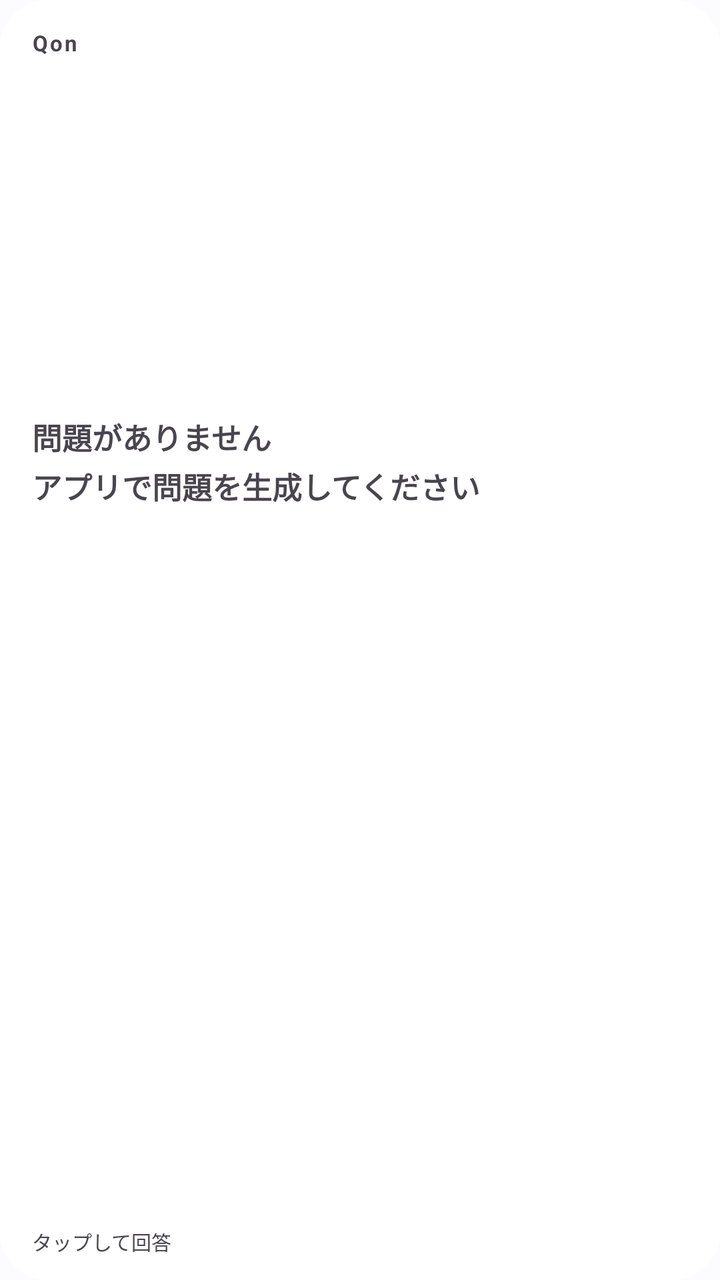
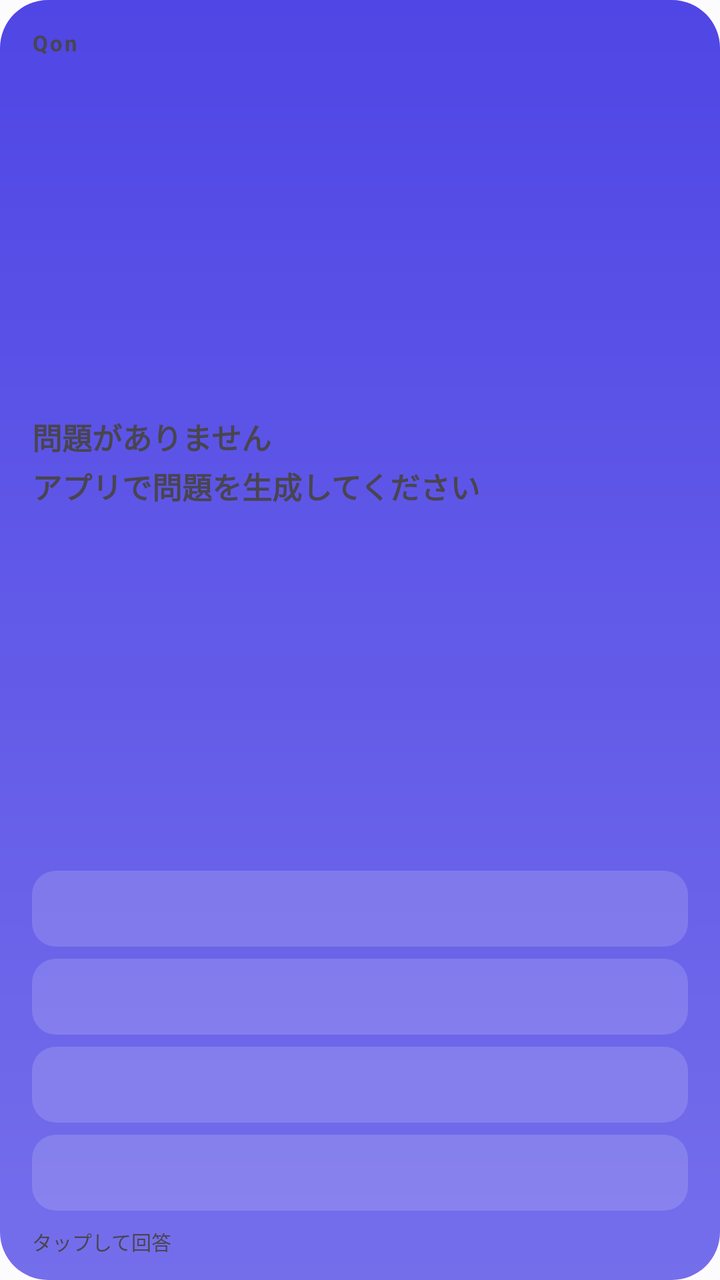

The first picture is an Android layout as it rendered before a commit; the second is the same layout after the commit. The layout source and the unified diff follow.
<!-- AndroidManifest.xml: application theme Theme.AiLearning -->
<!-- res/layout/widget_quiz.xml -->
<?xml version="1.0" encoding="utf-8"?>
<FrameLayout xmlns:android="http://schemas.android.com/apk/res/android"
    android:layout_width="match_parent"
    android:layout_height="match_parent"
    android:padding="0dp">

    
    <ImageView
        android:id="@+id/widget_bg_base"
        android:layout_width="match_parent"
        android:layout_height="match_parent"
        android:scaleType="fitXY"
        android:src="@drawable/widget_bg_card"
        android:contentDescription="@null" />

    
    <ImageView
        android:id="@+id/widget_bg_overlay"
        android:layout_width="match_parent"
        android:layout_height="match_parent"
        android:scaleType="fitXY"
        android:src="@drawable/widget_bg_card_gradient"
        android:contentDescription="@null" />

    <LinearLayout
        android:layout_width="match_parent"
        android:layout_height="match_parent"
        android:orientation="vertical"
        android:paddingStart="16dp"
        android:paddingEnd="16dp"
        android:paddingTop="14dp"
        android:paddingBottom="12dp">

        
        <LinearLayout
            android:layout_width="match_parent"
            android:layout_height="wrap_content"
            android:orientation="horizontal"
            android:gravity="center_vertical">

            <TextView
                android:id="@+id/tv_badge"
                android:layout_width="0dp"
                android:layout_height="wrap_content"
                android:layout_weight="1"
                android:text="Qon"
                android:textSize="11sp"
                android:textStyle="bold"
                android:letterSpacing="0.08"
                android:maxLines="1"
                android:ellipsize="end" />

            <TextView
                android:id="@+id/tv_updated"
                android:layout_width="wrap_content"
                android:layout_height="wrap_content"
                android:textSize="10sp"
                android:maxLines="1" />
        </LinearLayout>

        
        <TextView
            android:id="@+id/tv_question"
            android:layout_width="match_parent"
            android:layout_height="0dp"
            android:layout_weight="1"
            android:layout_marginTop="8dp"
            android:text="@string/widget_no_questions"
            android:textSize="15sp"
            android:textStyle="bold"
            android:lineSpacingExtra="3sp"
            android:gravity="center_vertical"
            android:maxLines="5"
            android:ellipsize="end" />

        
        <LinearLayout
            android:id="@+id/options_container"
            android:layout_width="match_parent"
            android:layout_height="wrap_content"
            android:layout_marginTop="10dp"
            android:orientation="vertical">

            <LinearLayout
                android:id="@+id/option_row_a"
                android:layout_width="match_parent"
                android:layout_height="wrap_content"
                android:minHeight="38dp"
                android:orientation="horizontal"
                android:gravity="center_vertical"
                android:background="@drawable/widget_option_row"
                android:paddingStart="10dp"
                android:paddingEnd="10dp">

                <View
                    android:id="@+id/option_bar_a"
                    android:layout_width="3dp"
                    android:layout_height="16dp" />

                <TextView
                    android:id="@+id/option_text_a"
                    android:layout_width="0dp"
                    android:layout_height="wrap_content"
                    android:layout_weight="1"
                    android:layout_marginStart="9dp"
                    android:textSize="13sp"
                    android:maxLines="2"
                    android:ellipsize="end" />
            </LinearLayout>

            <LinearLayout
                android:id="@+id/option_row_b"
                android:layout_width="match_parent"
                android:layout_height="wrap_content"
                android:layout_marginTop="6dp"
                android:minHeight="38dp"
                android:orientation="horizontal"
                android:gravity="center_vertical"
                android:background="@drawable/widget_option_row"
                android:paddingStart="10dp"
                android:paddingEnd="10dp">

                <View
                    android:id="@+id/option_bar_b"
                    android:layout_width="3dp"
                    android:layout_height="16dp" />

                <TextView
                    android:id="@+id/option_text_b"
                    android:layout_width="0dp"
                    android:layout_height="wrap_content"
                    android:layout_weight="1"
                    android:layout_marginStart="9dp"
                    android:textSize="13sp"
                    android:maxLines="2"
                    android:ellipsize="end" />
            </LinearLayout>

            <LinearLayout
                android:id="@+id/option_row_c"
                android:layout_width="match_parent"
                android:layout_height="wrap_content"
                android:layout_marginTop="6dp"
                android:minHeight="38dp"
                android:orientation="horizontal"
                android:gravity="center_vertical"
                android:background="@drawable/widget_option_row"
                android:paddingStart="10dp"
                android:paddingEnd="10dp">

                <View
                    android:id="@+id/option_bar_c"
                    android:layout_width="3dp"
                    android:layout_height="16dp" />

                <TextView
                    android:id="@+id/option_text_c"
                    android:layout_width="0dp"
                    android:layout_height="wrap_content"
                    android:layout_weight="1"
                    android:layout_marginStart="9dp"
                    android:textSize="13sp"
                    android:maxLines="2"
                    android:ellipsize="end" />
            </LinearLayout>

            <LinearLayout
                android:id="@+id/option_row_d"
                android:layout_width="match_parent"
                android:layout_height="wrap_content"
                android:layout_marginTop="6dp"
                android:minHeight="38dp"
                android:orientation="horizontal"
                android:gravity="center_vertical"
                android:background="@drawable/widget_option_row"
                android:paddingStart="10dp"
                android:paddingEnd="10dp">

                <View
                    android:id="@+id/option_bar_d"
                    android:layout_width="3dp"
                    android:layout_height="16dp" />

                <TextView
                    android:id="@+id/option_text_d"
                    android:layout_width="0dp"
                    android:layout_height="wrap_content"
                    android:layout_weight="1"
                    android:layout_marginStart="9dp"
                    android:textSize="13sp"
                    android:maxLines="2"
                    android:ellipsize="end" />
            </LinearLayout>
        </LinearLayout>

        
        <LinearLayout
            android:id="@+id/result_container"
            android:layout_width="match_parent"
            android:layout_height="wrap_content"
            android:layout_marginTop="10dp"
            android:orientation="vertical"
            android:visibility="gone">

            <TextView
                android:id="@+id/tv_result"
                android:layout_width="wrap_content"
                android:layout_height="wrap_content"
                android:textSize="16sp"
                android:textStyle="bold" />

            <TextView
                android:id="@+id/tv_explanation"
                android:layout_width="match_parent"
                android:layout_height="wrap_content"
                android:layout_marginTop="4dp"
                android:textSize="12sp"
                android:lineSpacingExtra="2sp"
                android:maxLines="3"
                android:ellipsize="end" />
        </LinearLayout>

        
        <LinearLayout
            android:layout_width="match_parent"
            android:layout_height="wrap_content"
            android:layout_marginTop="8dp"
            android:orientation="horizontal"
            android:gravity="center_vertical">

            <TextView
                android:id="@+id/tv_hint"
                android:layout_width="0dp"
                android:layout_height="wrap_content"
                android:layout_weight="1"
                android:text="@string/widget_tap_to_answer"
                android:textSize="10sp"
                android:maxLines="1"
                android:ellipsize="end" />

            <TextView
                android:id="@+id/btn_next"
                android:layout_width="wrap_content"
                android:layout_height="wrap_content"
                android:paddingStart="10dp"
                android:paddingEnd="4dp"
                android:paddingTop="6dp"
                android:paddingBottom="6dp"
                android:text="@string/next_question"
                android:textSize="13sp"
                android:textStyle="bold"
                android:visibility="gone" />
        </LinearLayout>
    </LinearLayout>
</FrameLayout>
<!-- resources referenced by this layout -->
<resources>
  <!-- drawable widget_bg_card (drawable) -->
  <?xml version="1.0" encoding="utf-8"?>
  <shape xmlns:android="http://schemas.android.com/apk/res/android" android:shape="rectangle">
      <corners android:radius="24dp" />
      <solid android:color="#FFFFFF" />
  </shape>
  <!-- drawable widget_bg_card_gradient (drawable) -->
  <?xml version="1.0" encoding="utf-8"?>
  <shape xmlns:android="http://schemas.android.com/apk/res/android" android:shape="rectangle">
      <corners android:radius="24dp" />
      <gradient
          android:angle="270"
          android:startColor="#FFFFFFFF"
          android:endColor="#00FFFFFF" />
  </shape>
  <!-- drawable widget_option_row (drawable) -->
  <?xml version="1.0" encoding="utf-8"?>
  <shape xmlns:android="http://schemas.android.com/apk/res/android" android:shape="rectangle">
      <corners android:radius="12dp" />
      <solid android:color="#26FFFFFF" />
  </shape>
  <string name="next_question">次の問題へ</string>
  <string name="widget_no_questions">問題がありません\nアプリで問題を生成してください</string>
  <string name="widget_tap_to_answer">タップして回答</string>
  <color name="md_sys_color_primary">#3B5BDB</color>
  <color name="md_sys_color_primary_container">#D6E4FF</color>
  <color name="md_sys_color_on_primary">#FFFFFF</color>
  <color name="md_sys_color_secondary">#6C4EDC</color>
  <color name="md_sys_color_secondary_container">#E8E0FF</color>
  <color name="md_sys_color_on_secondary">#FFFFFF</color>
  <color name="md_sys_color_tertiary">#006C68</color>
  <color name="md_sys_color_on_tertiary">#FFFFFF</color>
  <color name="md_sys_color_tertiary_container">#9CF0EB</color>
  <color name="md_sys_color_on_tertiary_container">#00211F</color>
  <color name="md_sys_color_error">#BA1A1A</color>
  <color name="md_sys_color_error_container">#FFDAD6</color>
  <color name="md_sys_color_on_error">#FFFFFF</color>
  <color name="md_sys_color_on_error_container">#410002</color>
  <color name="md_sys_color_background">#FCFCFF</color>
  <color name="md_sys_color_surface">#FCFCFF</color>
  <color name="md_sys_color_on_surface">#191C1D</color>
  <color name="md_sys_color_surface_variant">#E0E2EC</color>
  <color name="md_sys_color_on_surface_variant">#44474E</color>
  <color name="md_sys_color_outline">#73777F</color>
  <color name="md_sys_color_outline_variant">#C3C7CE</color>
  <!-- unchanged entries left out for length: 1 -->
</resources>

<!-- the commit's change to res/layout/widget_quiz.xml (unified diff, before → after) -->
@@ -1,25 +1,17 @@
 <?xml version="1.0" encoding="utf-8"?>
 <FrameLayout xmlns:android="http://schemas.android.com/apk/res/android"
+    android:id="@+id/widget_root"
     android:layout_width="match_parent"
     android:layout_height="match_parent"
     android:padding="0dp">
 
     
     <ImageView
-        android:id="@+id/widget_bg_base"
+        android:id="@+id/widget_bg"
         android:layout_width="match_parent"
         android:layout_height="match_parent"
         android:scaleType="fitXY"
-        android:src="@drawable/widget_bg_card"
-        android:contentDescription="@null" />
-
-    
-    <ImageView
-        android:id="@+id/widget_bg_overlay"
-        android:layout_width="match_parent"
-        android:layout_height="match_parent"
-        android:scaleType="fitXY"
-        android:src="@drawable/widget_bg_card_gradient"
+        android:src="@drawable/widget_bg_indigo"
         android:contentDescription="@null" />
 
     <LinearLayout
@@ -92,10 +84,11 @@
                 android:paddingStart="10dp"
                 android:paddingEnd="10dp">
 
-                <View
+                <ImageView
                     android:id="@+id/option_bar_a"
                     android:layout_width="3dp"
-                    android:layout_height="16dp" />
+                    android:layout_height="16dp"
+                    android:contentDescription="@null" />
 
                 <TextView
                     android:id="@+id/option_text_a"
@@ -120,10 +113,11 @@
                 android:paddingStart="10dp"
                 android:paddingEnd="10dp">
 
-                <View
+                <ImageView
                     android:id="@+id/option_bar_b"
                     android:layout_width="3dp"
-                    android:layout_height="16dp" />
+                    android:layout_height="16dp"
+                    android:contentDescription="@null" />
 
                 <TextView
                     android:id="@+id/option_text_b"
@@ -148,10 +142,11 @@
                 android:paddingStart="10dp"
                 android:paddingEnd="10dp">
 
-                <View
+                <ImageView
                     android:id="@+id/option_bar_c"
                     android:layout_width="3dp"
-                    android:layout_height="16dp" />
+                    android:layout_height="16dp"
+                    android:contentDescription="@null" />
 
                 <TextView
                     android:id="@+id/option_text_c"
@@ -176,10 +171,11 @@
                 android:paddingStart="10dp"
                 android:paddingEnd="10dp">
 
-                <View
+                <ImageView
                     android:id="@+id/option_bar_d"
                     android:layout_width="3dp"
-                    android:layout_height="16dp" />
+                    android:layout_height="16dp"
+                    android:contentDescription="@null" />
 
                 <TextView
                     android:id="@+id/option_text_d"
<!-- resource entries referenced after the edit -->
@@ -1,19 +1,13 @@
 <!-- resources referenced by this layout -->
 <resources>
-  <!-- drawable widget_bg_card (drawable) -->
-  <?xml version="1.0" encoding="utf-8"?>
-  <shape xmlns:android="http://schemas.android.com/apk/res/android" android:shape="rectangle">
-      <corners android:radius="24dp" />
-      <solid android:color="#FFFFFF" />
-  </shape>
-  <!-- drawable widget_bg_card_gradient (drawable) -->
+  <!-- drawable widget_bg_indigo (drawable) -->
   <?xml version="1.0" encoding="utf-8"?>
   <shape xmlns:android="http://schemas.android.com/apk/res/android" android:shape="rectangle">
       <corners android:radius="24dp" />
       <gradient
           android:angle="270"
-          android:startColor="#FFFFFFFF"
-          android:endColor="#00FFFFFF" />
+          android:startColor="#4F46E5"
+          android:endColor="#756EEB" />
   </shape>
   <!-- drawable widget_option_row (drawable) -->
   <?xml version="1.0" encoding="utf-8"?>
